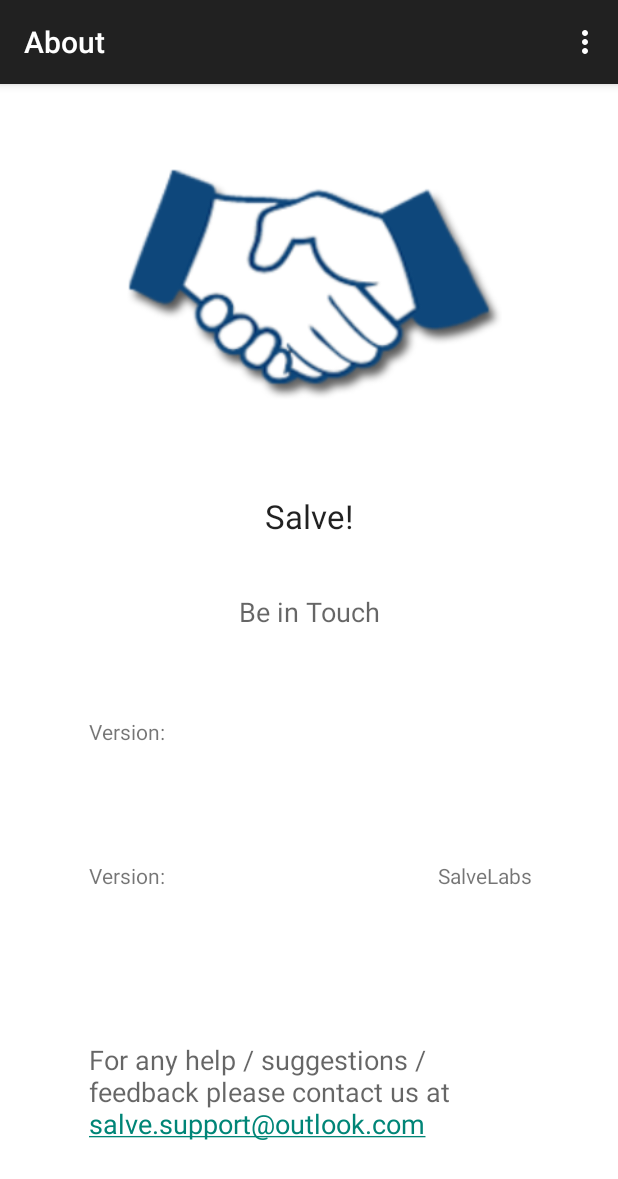
After one commit to mvladm14/salute, an Android app: the About screen opened directly, with no data from a screen before it, on a phone screen of 412 x 824 dp. The commit adds this screen. Shown: the top 1179 px of the screen. Run offline under Robolectric (Android 15) with nearby library versions, the phone set to English and light mode, and no system bars.

Commit message:
Create the ABOUT page in android + ui refactoring

```diff
--- /dev/null
+++ b/app/src/main/java/com/salve/activities/About.java
@@ -0,0 +1,65 @@
+package com.salve.activities;
+
+import android.content.pm.PackageInfo;
+import android.content.pm.PackageManager;
+import android.os.Bundle;
+import android.support.v7.app.AppCompatActivity;
+import android.view.Menu;
+import android.view.MenuItem;
+import android.widget.TextView;
+
+import com.salve.R;
+
+public class About extends AppCompatActivity {
+
+    @Override
+    protected void onCreate(Bundle savedInstanceState) {
+        super.onCreate(savedInstanceState);
+        setContentView(R.layout.activity_about);
+
+        this.initializeFields();
+    }
+
+    @Override
+    public boolean onCreateOptionsMenu(Menu menu) {
+        // Inflate the menu; this adds items to the action bar if it is present.
+        getMenuInflater().inflate(R.menu.menu_main_screen, menu);
+        return true;
+    }
+
+    @Override
+    public boolean onOptionsItemSelected(MenuItem item) {
+        // Handle action bar item clicks here. The action bar will
+        // automatically handle clicks on the Home/Up button, so long
+        // as you specify a parent activity in AndroidManifest.xml.
+        int id = item.getItemId();
+
+        //noinspection SimplifiableIfStatement
+        if (id == R.id.action_settings) {
+            return true;
+        }
+
+        return super.onOptionsItemSelected(item);
+    }
+
+    private void initializeFields() {
+        initializeUIFields();
+    }
+
+    private void initializeUIFields() {
+        PackageInfo pInfo = null;
+        String version = null;
+        try {
+            pInfo = getPackageManager().getPackageInfo(getPackageName(), 0);
+            version = pInfo.versionName;
+        } catch (PackageManager.NameNotFoundException e) {
+            e.printStackTrace();
+        }
+
+        TextView versionTV = (TextView) findViewById(R.id.txtVersionNoLabel);
+        versionTV.setText(version);
+
+        TextView ownerTV = (TextView) findViewById(R.id.txtOwnerValueLabel);
+        ownerTV.setText(R.string.applicationOwner);
+    }
+}
--- a/app/src/main/java/com/salve/activities/TestingActivity.java
+++ b/app/src/main/java/com/salve/activities/TestingActivity.java
@@ -64,13 +64,14 @@ public class TestingActivity extends AppCompatActivity {
     public boolean onCreateOptionsMenu(Menu menu) {
         // Inflate the menu; this adds items to the action bar if it is present.
 
-        getMenuInflater().inflate(R.menu.menu_main, menu);
+        getMenuInflater().inflate(R.menu.menu_main_screen, menu);
         return super.onCreateOptionsMenu(menu);
     }
 
     @Override
     protected void onDestroy() {
         this.unbindService(gestureConnectionService);
+        super.onDestroy();
     }
 
     public void connect(View view) {
--- /dev/null
+++ b/app/src/main/res/layout/activity_about.xml
@@ -0,0 +1,147 @@
+<?xml version="1.0" encoding="utf-8"?><!-- Outermost LinearLayout with vertical orientation -->
+<LinearLayout xmlns:android="http://schemas.android.com/apk/res/android"
+    android:layout_width="match_parent"
+    android:layout_height="match_parent"
+    android:background="@android:color/white"
+    android:baselineAligned="false"
+    android:orientation="horizontal">
+
+    <LinearLayout
+        android:layout_width="match_parent"
+        android:layout_height="match_parent"
+        android:layout_weight="3"
+        android:orientation="vertical" />
+
+    <LinearLayout
+        android:layout_width="match_parent"
+        android:layout_height="match_parent"
+        android:layout_weight="1"
+        android:orientation="vertical">
+
+        <LinearLayout
+            android:layout_width="match_parent"
+            android:layout_height="match_parent"
+            android:layout_weight="1"
+            android:orientation="vertical">
+
+            <ImageView
+                android:id="@+id/image"
+                android:layout_width="match_parent"
+                android:layout_height="match_parent"
+                android:layout_weight="1"
+                android:src="@drawable/handshake" />
+
+            <LinearLayout
+                android:layout_width="match_parent"
+                android:layout_height="match_parent"
+                android:layout_weight="2"
+                android:orientation="vertical">
+
+                <TextView
+                    android:id="@+id/Salve"
+                    android:layout_width="wrap_content"
+                    android:layout_height="match_parent"
+                    android:layout_gravity="center"
+                    android:layout_weight="1"
+                    android:gravity="fill"
+                    android:text="@string/loadingScreenSalve"
+                    android:textAppearance="?android:attr/textAppearanceLarge" />
+
+                <TextView
+                    android:id="@+id/txtLostpassword"
+                    android:layout_width="wrap_content"
+                    android:layout_height="match_parent"
+                    android:layout_gravity="center"
+                    android:layout_weight="1"
+                    android:autoLink="web"
+                    android:gravity="fill"
+                    android:text="@string/loadingScreenBeInTouch"
+                    android:textAppearance="?android:attr/textAppearanceMedium" />
+
+            </LinearLayout>
+        </LinearLayout>
+
+        <LinearLayout
+            android:layout_width="match_parent"
+            android:layout_height="match_parent"
+            android:layout_weight="1.5"
+            android:orientation="vertical">
+
+            <LinearLayout
+                android:layout_width="match_parent"
+                android:layout_height="match_parent"
+                android:layout_weight="1"
+                android:orientation="horizontal">
+
+                <TextView
+                    android:id="@+id/txtVersionLabel"
+                    android:layout_width="wrap_content"
+                    android:layout_height="match_parent"
+                    android:layout_gravity="center"
+                    android:layout_weight="1"
+                    android:gravity="fill"
+                    android:text="@string/txtVersionLabel" />
+
+                <TextView
+                    android:id="@+id/txtVersionNoLabel"
+                    android:layout_width="wrap_content"
+                    android:layout_height="match_parent"
+                    android:layout_weight="1"
+                    android:gravity="center|right"
+                    android:text="@string/txtVersionNoLabel" />
+
+            </LinearLayout>
+
+            <LinearLayout
+                android:layout_width="match_parent"
+                android:layout_height="match_parent"
+                android:layout_weight="1"
+                android:orientation="horizontal">
+
+                <TextView
+                    android:id="@+id/txtOwnerLabel"
+                    android:layout_width="wrap_content"
+                    android:layout_height="match_parent"
+                    android:layout_gravity="center"
+                    android:layout_weight="1"
+                    android:gravity="fill"
+                    android:text="@string/txtVersionLabel" />
+
+                <TextView
+                    android:id="@+id/txtOwnerValueLabel"
+                    android:layout_width="wrap_content"
+                    android:layout_height="match_parent"
+                    android:layout_weight="1"
+                    android:gravity="center|right"
+                    android:text="@string/txtOwnerValueLabel" />
+
+            </LinearLayout>
+
+        </LinearLayout>
+
+        <LinearLayout
+            android:layout_width="match_parent"
+            android:layout_height="match_parent"
+            android:layout_weight="1.5"
+            android:orientation="horizontal">
+
+            <TextView
+                android:id="@+id/aboutFeedbackMessage"
+                android:layout_width="match_parent"
+                android:layout_height="match_parent"
+                android:gravity="fill"
+                android:text="@string/aboutFeedbackMessage"
+                android:autoLink="email"
+                android:textAppearance="?android:attr/textAppearanceMedium" />
+
+        </LinearLayout>
+
+    </LinearLayout>
+
+    <LinearLayout
+        android:layout_width="match_parent"
+        android:layout_height="match_parent"
+        android:layout_weight="3"
+        android:orientation="vertical" />
+
+</LinearLayout>
--- /dev/null
+++ b/app/src/main/res/menu/menu_about.xml
@@ -0,0 +1,6 @@
+<menu xmlns:android="http://schemas.android.com/apk/res/android"
+    xmlns:app="http://schemas.android.com/apk/res-auto"
+    xmlns:tools="http://schemas.android.com/tools" tools:context="com.salve.activities.About">
+    <item android:id="@+id/action_settings" android:title="@string/action_settings"
+        android:orderInCategory="100" app:showAsAction="never" />
+</menu>
--- a/app/src/main/res/menu/menu_main_screen.xml
+++ b/app/src/main/res/menu/menu_main_screen.xml
@@ -13,4 +13,10 @@
         android:alphabeticShortcut="b"
         android:orderInCategory="2"
         android:title="Testing" />
+
+    <item
+        android:id="@+id/menu_about"
+        android:alphabeticShortcut="c"
+        android:orderInCategory="3"
+        android:title="About" />
 </menu>
--- a/app/src/main/res/values/strings.xml
+++ b/app/src/main/res/values/strings.xml
@@ -10,19 +10,7 @@
     <string name="title_activity_main_screen">MainScreen</string>
     <string name="mainScreenInformationMessage">Information Message Here</string>
     <string name="mainScreenStatusMessage">MainScreen</string>
-    <string name="not_connected">You are not connected to a device</string>
-    <string name="button_scan">Scan for devices</string>
-    <string name="none_paired">No devices have been paired</string>
-    <string name="none_found">No devices found</string>
-    <string name="scanning">scanning for devices...</string>
-    <string name="send">Send</string>
-    <string name="title_paired_devices">Paired Devices</string>
-    <string name="title_other_devices">Other Available Devices</string>
-    <string name="select_device">select a device to connect</string>
-    <string name="title_connecting">connecting...</string>
-    <string name="title_connected_to">connected to <xliff:g id="device_name">%1$s</xliff:g></string>
-    <string name="title_not_connected">not connected</string>
-    <string name="bt_not_enabled_leaving">Bluetooth was not enabled. Leaving Bluetooth Chat.</string>
+
     <!-- Options Menu -->
     <string name="secure_connect">Connect a device - Secure</string>
     <string name="insecure_connect">Connect a device - Insecure</string>
@@ -39,4 +27,13 @@
     <string name="mainScreenInfoMessageOnBandNotConnected">In order to keep in touch with your friends, please make sure a connection is established between your wearable and your phone.</string>
     <string name="wearableIsConnected">Wearable is connected.</string>
     <string name="wearableIsNotConnected">Wearable is not connected</string>
+    <string name="title_activity_about">About</string>
+
+    <!-- ABOUT PAGE -->
+    <string name="txtVersionLabel">Version:</string>
+    <string name="txtVersionNoLabel">VersionNumber</string>
+    <string name="txtOwnerLabel">Owner</string>
+    <string name="txtOwnerValueLabel">OwnerValue</string>
+    <string name="applicationOwner">SalveLabs</string>
+    <string name="aboutFeedbackMessage">For any help / suggestions / feedback please contact us at salve.support@outlook.com</string>
 </resources>
```
Also changed, not shown: app/src/main/AndroidManifest.xml (+10 -11 lines), app/src/main/java/com/salve/activities/MainScreen.java (+12 -6 lines), app/src/main/res/layout/activity_main_screen.xml (+17 -14 lines).
